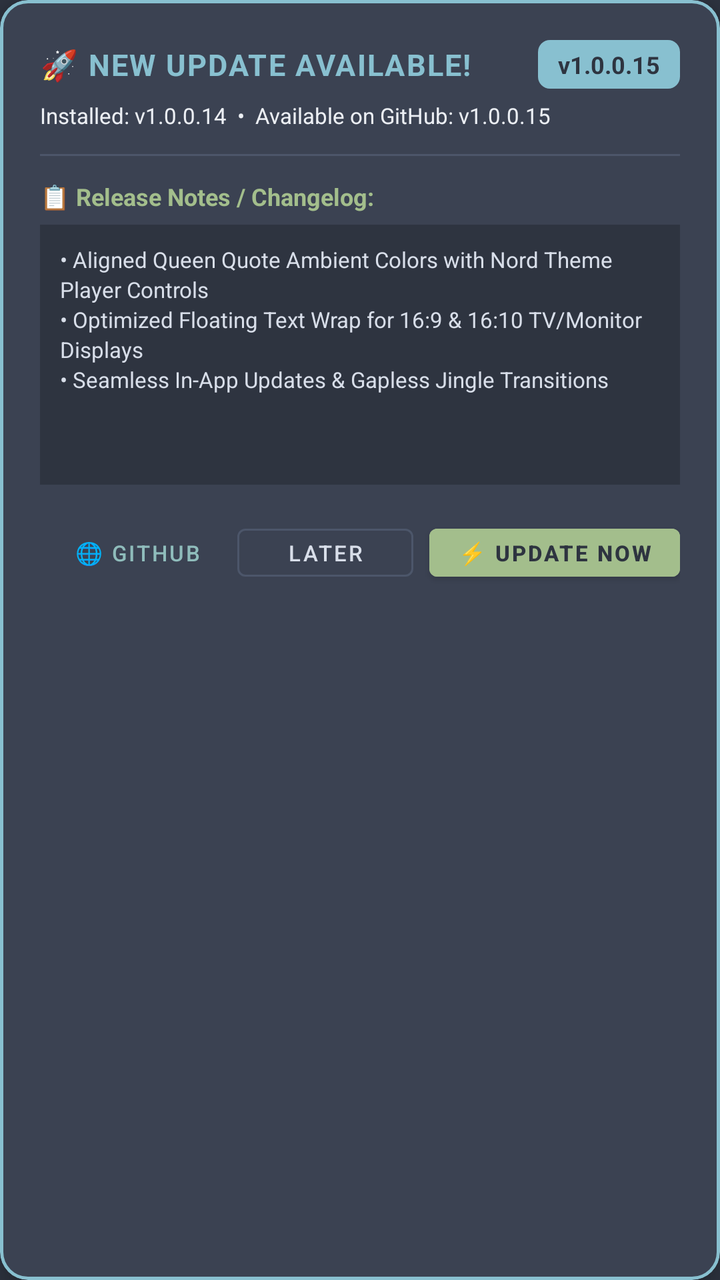
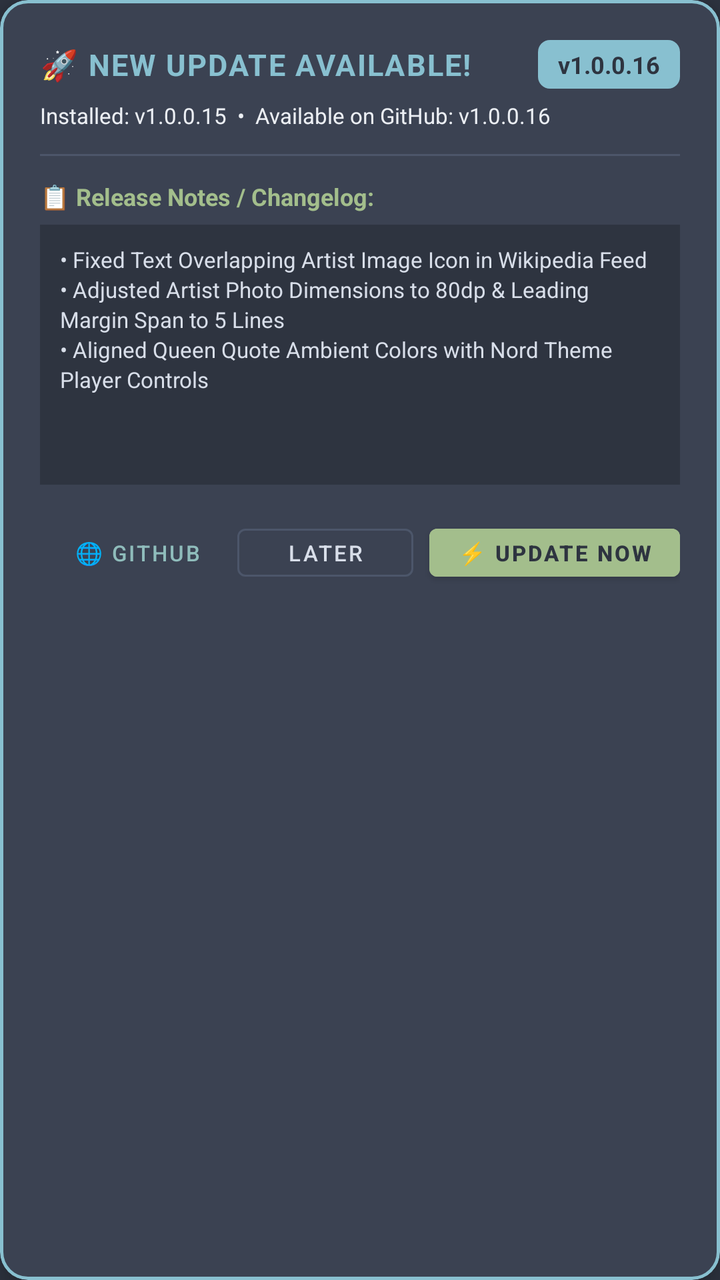

Compare the two renders of this Android layout. The source of the first and the diff that turns it into the second are given below.
<!-- AndroidManifest.xml: application theme Theme.SNfetchPLAYER -->
<!-- res/layout/dialog_app_update.xml -->
<?xml version="1.0" encoding="utf-8"?>
<com.google.android.material.card.MaterialCardView xmlns:android="http://schemas.android.com/apk/res/android"
    xmlns:app="http://schemas.android.com/apk/res-auto"
    android:layout_width="match_parent"
    android:layout_height="wrap_content"
    android:layout_margin="16dp"
    app:cardBackgroundColor="@color/nord1"
    app:cardCornerRadius="14dp"
    app:cardElevation="8dp"
    app:strokeColor="@color/nord8"
    app:strokeWidth="1.5dp">

    <LinearLayout
        android:layout_width="match_parent"
        android:layout_height="wrap_content"
        android:orientation="vertical"
        android:padding="20dp">

        
        <LinearLayout
            android:layout_width="match_parent"
            android:layout_height="wrap_content"
            android:gravity="center_vertical"
            android:orientation="horizontal">

            <TextView
                android:layout_width="0dp"
                android:layout_height="wrap_content"
                android:layout_weight="1"
                android:letterSpacing="0.05"
                android:text="🚀 NEW UPDATE AVAILABLE!"
                android:textColor="@color/nord8"
                android:textSize="15sp"
                android:textStyle="bold" />

            <TextView
                android:id="@+id/tvNewVersionBadge"
                android:layout_width="wrap_content"
                android:layout_height="wrap_content"
                android:background="@drawable/badge_update_bg"
                android:paddingHorizontal="10dp"
                android:paddingVertical="4dp"
                android:text="v1.0.0.15"
                android:textColor="@color/nord0"
                android:textSize="12sp"
                android:textStyle="bold" />
        </LinearLayout>

        
        <TextView
            android:id="@+id/tvUpdateVersionSub"
            android:layout_width="match_parent"
            android:layout_height="wrap_content"
            android:layout_marginTop="6dp"
            android:text="Installed: v1.0.0.14  •  Available on GitHub: v1.0.0.15"
            android:textColor="@color/nord6"
            android:textSize="11sp" />

        
        <View
            android:layout_width="match_parent"
            android:layout_height="1dp"
            android:layout_marginVertical="12dp"
            android:background="@color/nord3" />

        <TextView
            android:layout_width="wrap_content"
            android:layout_height="wrap_content"
            android:text="📋 Release Notes / Changelog:"
            android:textColor="@color/nord14"
            android:textSize="12sp"
            android:textStyle="bold" />

        
        <androidx.core.widget.NestedScrollView
            android:layout_width="match_parent"
            android:layout_height="130dp"
            android:layout_marginTop="6dp"
            android:background="@color/nord0"
            android:padding="10dp">

            <TextView
                android:id="@+id/tvUpdateChangelog"
                android:layout_width="match_parent"
                android:layout_height="wrap_content"
                android:fontFamily="sans-serif"
                android:lineSpacingExtra="2dp"
                android:text="• Aligned Queen Quote Ambient Colors with Nord Theme Player Controls\n• Optimized Floating Text Wrap for 16:9 &amp; 16:10 TV/Monitor Displays\n• Seamless In-App Updates &amp; Gapless Jingle Transitions"
                android:textColor="@color/nord4"
                android:textSize="11sp" />
        </androidx.core.widget.NestedScrollView>

        
        <LinearLayout
            android:id="@+id/layoutDownloadProgress"
            android:layout_width="match_parent"
            android:layout_height="wrap_content"
            android:layout_marginTop="12dp"
            android:orientation="vertical"
            android:visibility="gone">

            <ProgressBar
                android:id="@+id/pbDownloadProgress"
                style="?android:attr/progressBarStyleHorizontal"
                android:layout_width="match_parent"
                android:layout_height="8dp"
                android:max="100"
                android:progress="0"
                android:progressTint="@color/nord14" />

            <TextView
                android:id="@+id/tvDownloadProgressStatus"
                android:layout_width="match_parent"
                android:layout_height="wrap_content"
                android:layout_marginTop="4dp"
                android:gravity="center_horizontal"
                android:text="Downloading APK... 0%"
                android:textColor="@color/nord14"
                android:textSize="11sp" />
        </LinearLayout>

        
        <LinearLayout
            android:layout_width="match_parent"
            android:layout_height="wrap_content"
            android:layout_marginTop="16dp"
            android:gravity="end"
            android:orientation="horizontal">

            <com.google.android.material.button.MaterialButton
                android:id="@+id/btnOpenGitHub"
                style="@style/Widget.MaterialComponents.Button.TextButton"
                android:layout_width="wrap_content"
                android:layout_height="36dp"
                android:paddingHorizontal="10dp"
                android:text="🌐 GitHub"
                android:textColor="@color/nord7"
                android:textSize="11sp" />

            <com.google.android.material.button.MaterialButton
                android:id="@+id/btnLaterUpdate"
                style="@style/Widget.MaterialComponents.Button.OutlinedButton"
                android:layout_width="wrap_content"
                android:layout_height="36dp"
                android:layout_marginStart="6dp"
                android:paddingHorizontal="12dp"
                android:text="LATER"
                android:textColor="@color/nord4"
                android:textSize="11sp"
                app:strokeColor="@color/nord3"
                app:strokeWidth="1dp" />

            <com.google.android.material.button.MaterialButton
                android:id="@+id/btnDownloadUpdate"
                android:layout_width="wrap_content"
                android:layout_height="36dp"
                android:layout_marginStart="8dp"
                android:backgroundTint="@color/nord14"
                android:paddingHorizontal="14dp"
                android:text="⚡ UPDATE NOW"
                android:textColor="@color/nord0"
                android:textSize="11sp"
                android:textStyle="bold" />
        </LinearLayout>

    </LinearLayout>
</com.google.android.material.card.MaterialCardView>
<!-- resources referenced by this layout -->
<resources>
  <color name="nord0">#2E3440</color>
  <color name="nord1">#3B4252</color>
  <color name="nord14">#A3BE8C</color>
  <color name="nord3">#4C566A</color>
  <color name="nord4">#D8DEE9</color>
  <color name="nord6">#ECEFF4</color>
  <color name="nord7">#8FBCBB</color>
  <color name="nord8">#88C0D0</color>
  <!-- drawable badge_update_bg (drawable) -->
  <?xml version="1.0" encoding="utf-8"?>
  <shape xmlns:android="http://schemas.android.com/apk/res/android"
      android:shape="rectangle">
      <solid android:color="@color/nord8" />
      <corners android:radius="6dp" />
  </shape>
  <style name="Theme.SNfetchPLAYER" parent="Theme.MaterialComponents.DayNight.NoActionBar">
          <item name="colorPrimary">@color/nord8</item>
          <item name="colorPrimaryVariant">@color/nord10</item>
          <item name="colorOnPrimary">@color/nord0</item>
          <item name="colorSecondary">@color/nord7</item>
          <item name="colorSecondaryVariant">@color/nord9</item>
          <item name="colorOnSecondary">@color/nord0</item>
          <item name="android:statusBarColor">@color/nord0</item>
          <item name="android:navigationBarColor">@color/nord0</item>
          <item name="android:windowBackground">@color/nord0</item>
      </style>
  <color name="nord10">#5E81AC</color>
  <color name="nord9">#81A1C1</color>
</resources>

<!-- the commit's change to res/layout/dialog_app_update.xml (unified diff, before → after) -->
@@ -40,7 +40,7 @@
                 android:background="@drawable/badge_update_bg"
                 android:paddingHorizontal="10dp"
                 android:paddingVertical="4dp"
-                android:text="v1.0.0.15"
+                android:text="v1.0.0.16"
                 android:textColor="@color/nord0"
                 android:textSize="12sp"
                 android:textStyle="bold" />
@@ -52,7 +52,7 @@
             android:layout_width="match_parent"
             android:layout_height="wrap_content"
             android:layout_marginTop="6dp"
-            android:text="Installed: v1.0.0.14  •  Available on GitHub: v1.0.0.15"
+            android:text="Installed: v1.0.0.15  •  Available on GitHub: v1.0.0.16"
             android:textColor="@color/nord6"
             android:textSize="11sp" />
 
@@ -85,7 +85,7 @@
                 android:layout_height="wrap_content"
                 android:fontFamily="sans-serif"
                 android:lineSpacingExtra="2dp"
-                android:text="• Aligned Queen Quote Ambient Colors with Nord Theme Player Controls\n• Optimized Floating Text Wrap for 16:9 &amp; 16:10 TV/Monitor Displays\n• Seamless In-App Updates &amp; Gapless Jingle Transitions"
+                android:text="• Fixed Text Overlapping Artist Image Icon in Wikipedia Feed\n• Adjusted Artist Photo Dimensions to 80dp &amp; Leading Margin Span to 5 Lines\n• Aligned Queen Quote Ambient Colors with Nord Theme Player Controls"
                 android:textColor="@color/nord4"
                 android:textSize="11sp" />
         </androidx.core.widget.NestedScrollView>
